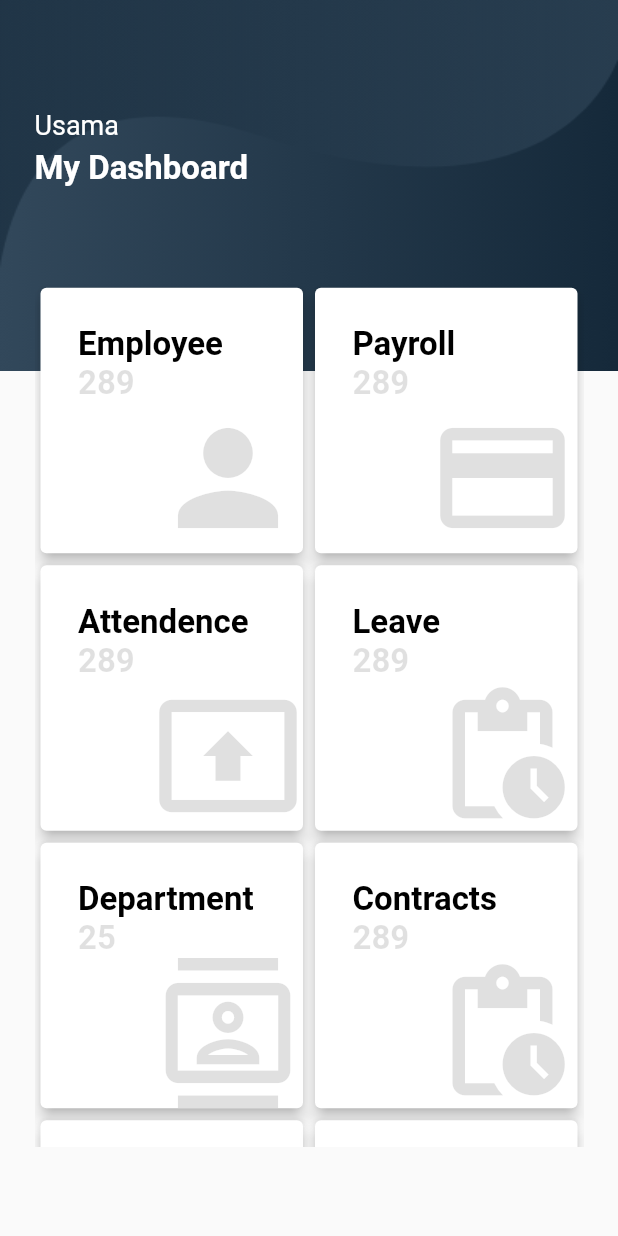
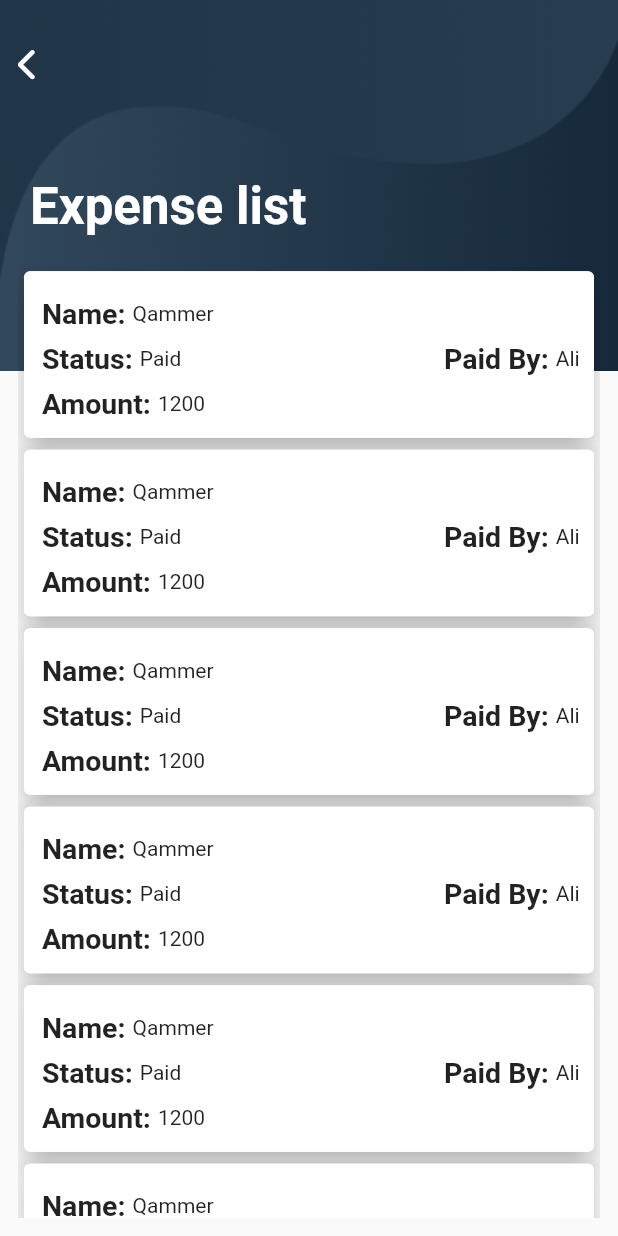
Before and after one commit to UsamaWarraich007/exabistro_hr, a Flutter app: the screen it shows after launch, on a phone screen of 412 x 824 dp. Run offline on Flutter 3.47's test engine with Material 2 defaults, Android fonts, the phone set to English and light mode, and no system bars; our stand-ins replace font_awesome_flutter, month_picker_dialog, percent_indicator; missing offline and left inert: month_year_picker, time_chart.

Commit message:
create expense_list screen create expense list screen create update expense screen

```diff
--- a/lib/Screens/AddDepartment.dart
+++ b/lib/Screens/AddDepartment.dart
@@ -11,7 +11,6 @@ class AddDepartment extends StatefulWidget {
 
 class _AddDepartmentState extends State<AddDepartment> {
   DateTime? selectedDate;
-
   @override
   void initState() {
     super.initState();
--- /dev/null
+++ b/lib/Screens/expense_list.dart
@@ -0,0 +1,172 @@
+import 'package:exabistro_hr/Screens/EmployePerformence.dart';
+import 'package:flutter/material.dart';
+import 'package:font_awesome_flutter/font_awesome_flutter.dart';
+
+import 'EmployeeAttendence.dart';
+
+class Expense_List extends StatefulWidget {
+  const Expense_List({Key? key}) : super(key: key);
+
+  @override
+  State<Expense_List> createState() => _Expense_ListState();
+}
+
+class _Expense_ListState extends State<Expense_List> {
+  Color ye =const Color(0xffffcc00);
+  @override
+  Widget build(BuildContext context) {
+    return Scaffold(
+      body: Container(
+        child: Stack(
+          children: [
+            Container(
+              height: MediaQuery.of(context).size.height*0.3,
+              decoration: BoxDecoration(
+                image: DecorationImage(
+                  image: AssetImage("Images/bg.png"),
+                  fit: BoxFit.cover,
+                ),
+              ),
+            ),
+            Padding(
+              padding: const EdgeInsets.all(12.0),
+              child: Align(
+                alignment: Alignment.bottomCenter,
+                child: Column(
+                  children: [
+                    Container(
+                      height: MediaQuery.of(context).size.height * 0.20,
+                      child:Column(
+                        children: [
+                          SizedBox(
+                            height: 20,
+                          ),
+                          InkWell(
+                            onTap: (){
+                              Navigator.pop(context);
+                            },
+                            child: Align(
+                              alignment: Alignment.topLeft,
+                              child: FaIcon(FontAwesomeIcons.chevronLeft,size: 22,color: Colors.white,),
+
+                            ),
+                          ),
+                          SizedBox(
+                            width: 20,
+                            height: 55,
+                          ),
+                          Row(
+                            mainAxisAlignment: MainAxisAlignment.spaceBetween,
+                            children: [
+                              Align(
+                                alignment: Alignment.topLeft,
+                                child: Padding(
+                                  padding: const EdgeInsets.all(8.0),
+                                  child: Text('Expense list',
+                                    style: TextStyle(
+                                      color: Colors.white,
+                                      fontSize: 34,
+                                      fontWeight: FontWeight.bold,
+                                    ),),
+                                ),
+                              ),
+                            ],
+                          ),
+
+                        ],
+                      ),
+                    ),
+                    Expanded(
+                      child: Container(
+                        // decoration: BoxDecoration(
+                        //   color: Colors.red
+                        // ),
+                        child: ListView.builder(
+                          scrollDirection: Axis.vertical,
+                          itemCount: 8,
+                          itemBuilder: (context, index) {
+                            return Card(
+                                elevation: 8,
+                                child: Container(
+                                  decoration: BoxDecoration(
+                                      color: Colors.white,
+                                      borderRadius: BorderRadius
+                                          .circular(4)),
+                                  child: Column(
+                                    children: [
+                                      Row(
+                                        children: [
+                                          Container(
+                                            child: Column(
+                                              children: [
+                                                SizedBox(height: 5,),
+                                                Padding(
+                                                  padding: const EdgeInsets.all(12.0),
+                                                  child: Container(
+                                                      width: MediaQuery.of(context).size.width*0.87,
+                                                    child: Column(
+                                                      children: [
+                                                        Row(
+                                                          children: [
+                                                          Text("Name: ",style: TextStyle(fontSize: 19,fontWeight: FontWeight.bold),),
+                                                          Text("Qammer"),
+                                                        ],),
+                                                        SizedBox(height: 8,),
+                                                        Row(
+                                                          mainAxisAlignment: MainAxisAlignment.spaceBetween,
+                                                          children: [
+                                                            Row(children: [
+                                                              Container(
+
+                                                              child:
+                                                              Text("Status: ",style: TextStyle(fontSize: 19,fontWeight: FontWeight.bold)),
+                                                            ),
+                                                              Container(
+                                                                child:
+                                                                Text("Paid"),
+                                                              ),],),
+                                                           Row(
+                                                             children: [
+                                                             Container(
+                                                               child:
+                                                               Text("Paid By: ",style: TextStyle(fontSize: 19,fontWeight: FontWeight.bold)),
+                                                             ),
+                                                             Container(
+                                                               child:
+                                                               Text("Ali"),
+                                                             ),
+                                                           ],)
+                                                          ],),
+                                                        SizedBox(height: 8,),
+                                                        Row(
+                                                          children: [
+                                                            Text("Amount: ",style: TextStyle(fontSize: 19,fontWeight: FontWeight.bold)),
+                                                            Text("1200"),
+                                                          ],),
+                                                      ],
+                                                    ),
+                                                  ),
+                                                ),
+                                              ],
+                                            ),
+                                          ),
+                                        ],
+                                      ),
+                                    ],
+                                  ),
+                                )
+                            );
+                          },
+                        ),
+                      ),
+                    ),
+                  ],
+                ),
+              ),
+            ),
+          ],
+        ),
+      ),
+    );
+  }
+}
--- a/lib/main.dart
+++ b/lib/main.dart
@@ -1,7 +1,10 @@
 import 'package:exabistro_hr/Screens/Attendence.dart';
 import 'package:exabistro_hr/Screens/EmployeeDetail.dart';
 import 'package:exabistro_hr/Screens/Employees.dart';
+import 'package:exabistro_hr/Screens/AddExpense.dart';
 import 'package:exabistro_hr/Screens/MainHome.dart';
+import 'package:exabistro_hr/Screens/expense_list.dart';
+import 'package:exabistro_hr/Screens/update_expense.dart';
 import 'package:flutter/material.dart';
 import 'package:month_year_picker/month_year_picker.dart';
 
@@ -32,7 +35,7 @@ class MyApp extends StatelessWidget {
         // is not restarted.
         primarySwatch: Colors.amber,
       ),
-      home:  MainHome(),
+      home:  Expense_List(),
       localizationsDelegates: [
         //GlobalWidgetsLocalizations.delegate,
         //GlobalMaterialLocalizations.delegate,
```
Also changed, not shown: lib/Screens/AddExpense.dart (added, +211 -0 lines), lib/Screens/update_expense.dart (added, +211 -0 lines).
